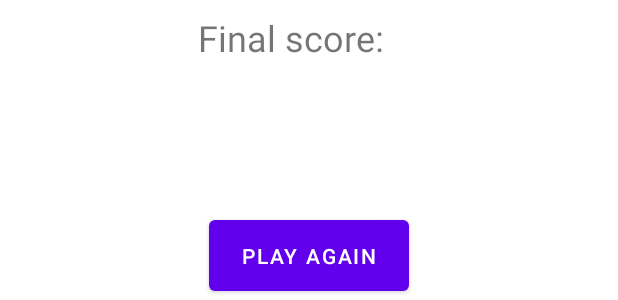
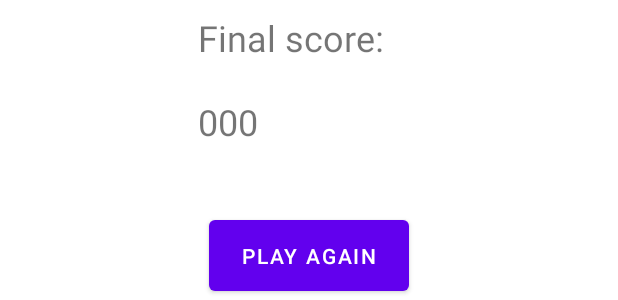
Before and after one commit to rogmed/AndroidStudio, an Android app: the layout game_over.xml on its own in the app's theme, with its tools: preview values and no code run, on a phone screen of 412 x 824 dp. Shown: the part 180-480 px from the top of the screen. Run offline under Robolectric (Android 15) with nearby library versions, the phone set to English and light mode, and no system bars.

Commit message:
M08Actividad4 acabada

```diff
--- a/M08Actividad04/app/src/main/java/com/example/m08actividad04/MainActivity.java
+++ b/M08Actividad04/app/src/main/java/com/example/m08actividad04/MainActivity.java
@@ -36,9 +36,9 @@ public class MainActivity extends AppCompatActivity {
     }
 
     public void setFinalScore(int score) {
-        TextView finalScore = (TextView) findViewById(R.id.scoreText);
-        String textScore = finalScore.getText() + String.valueOf(score);
-        finalScore.setText(textScore);
+        TextView lbScore = (TextView) findViewById(R.id.lbScore);
+        String text = String.valueOf(score);
+        lbScore.setText(text);
     }
 
     private void setupActivityMain()
--- a/M08Actividad04/app/src/main/res/layout/game_over.xml
+++ b/M08Actividad04/app/src/main/res/layout/game_over.xml
@@ -5,6 +5,17 @@
     android:layout_width="match_parent"
     android:layout_height="match_parent"
     tools:context=".MainActivity">
+
+    <TextView
+        android:id="@+id/lbScore"
+        android:layout_width="142dp"
+        android:layout_height="36dp"
+        android:layout_marginTop="20dp"
+        android:text="000"
+        android:textSize="24sp"
+        app:layout_constraintEnd_toEndOf="@+id/lbFinalScore"
+        app:layout_constraintStart_toStartOf="@+id/lbFinalScore"
+        app:layout_constraintTop_toBottomOf="@+id/lbFinalScore" />
 
     <TextView
         android:id="@+id/textView"
@@ -45,7 +56,7 @@
         app:layout_constraintVertical_bias="0.187" />
 
     <TextView
-        android:id="@+id/scoreText"
+        android:id="@+id/lbFinalScore"
         android:layout_width="142dp"
         android:layout_height="36dp"
         android:layout_marginStart="132dp"
```
Also changed, not shown: M08Actividad04/app/src/main/java/com/example/m08actividad04/Juego.java (+12 -10 lines), M08Actividad04/app/src/main/res/layout/activity_game.xml (added, +10 -0 lines), M08Actividad04/app/src/main/res/layout/game_screen.xml (+9 -4 lines).
